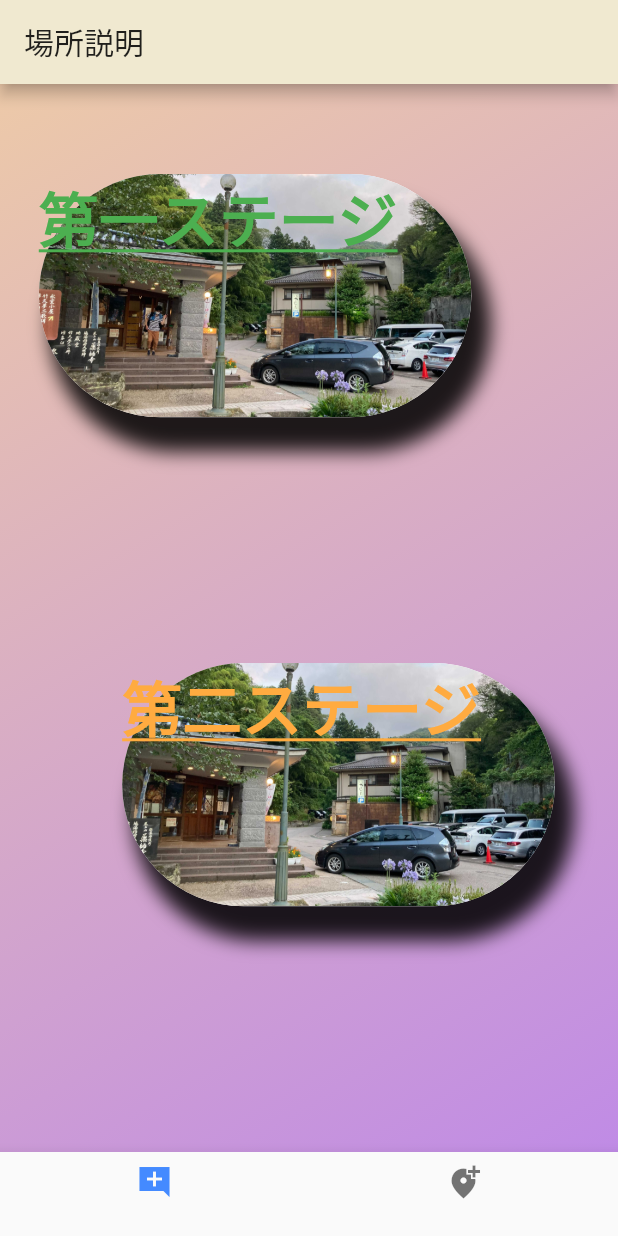
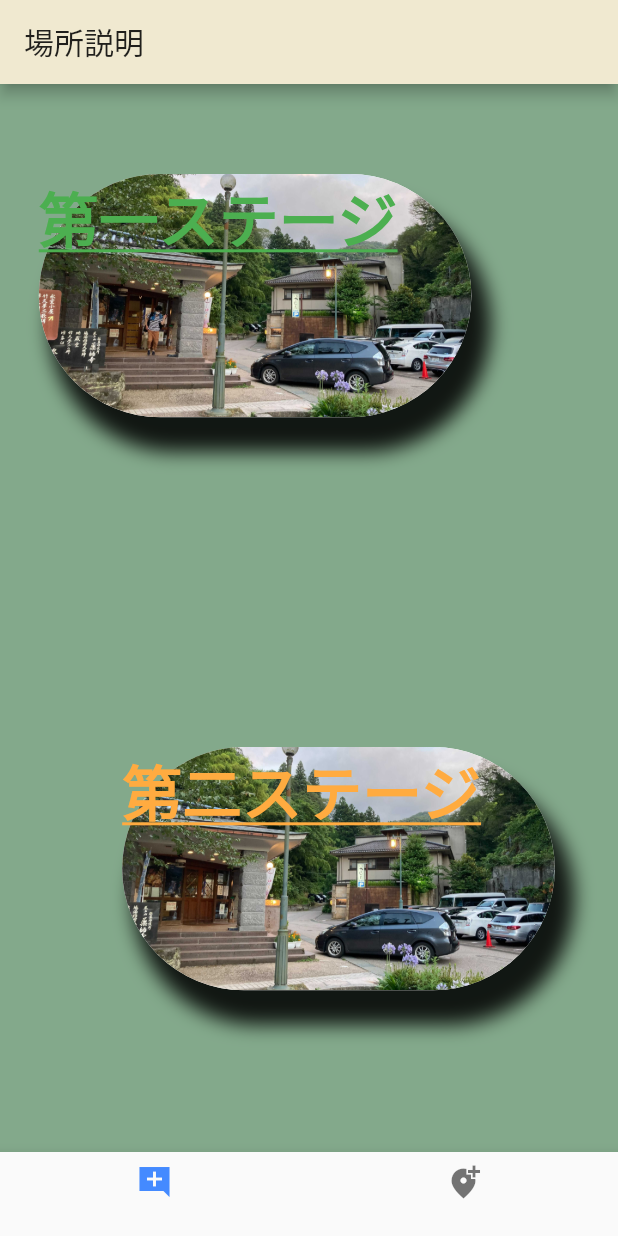
Before and after one commit to tourist-project/yuwaku_proto_flutter, a Flutter app: the screen it shows after launch, on a phone screen of 412 x 824 dp. Run offline on Flutter 3.47's test engine with Material 2 defaults, Android fonts, the phone set to English and light mode, and no system bars; our stand-ins replace geolocator, image_picker, simple_animations; missing offline and left inert: angles, touchable.

Commit message:
:sparkles:背景色の変化

```diff
--- a/lib/bottom_tab.dart
+++ b/lib/bottom_tab.dart
@@ -1,6 +1,7 @@
 import 'package:flutter/material.dart';
 import 'map_page.dart';
 import 'some_explain.dart';
+
 
 class BottomTabPage extends StatefulWidget {
   @override
--- a/lib/some_explain.dart
+++ b/lib/some_explain.dart
@@ -2,49 +2,41 @@ import 'package:flutter/material.dart';
 import 'dart:async';
 import 'dart:ui' as ui;
 import 'package:http/http.dart' as http;
-import 'package:simple_animations/simple_animations.dart';
 import 'package:yuwaku_proto/map_page.dart';
 import 'dart:math';
-
+import 'package:flutter/animation.dart';
 
 
 class Explain extends StatefulWidget{
-
   _Explain createState() => _Explain();
-
 }
-
 
 class _Explain extends State<Explain> with TickerProviderStateMixin{
 
   final String title = "場所説明";
 
-  // AnimationController _controller;
-  // Animation<Color> _color;
-  //
-  // @override
-  // void initState() {
-  //   super.initState();
-  //   /// 繰り返し
-  //   _controller = AnimationController(
-  //     duration: Duration(milliseconds: 300),
-  //     vsync: this, )
-  //     ..repeat(reverse: true,);
-  //
-  //   _color = ColorTween(
-  //     begin: Colors.red,
-  //     end: Colors.orange,).animate(_controller);
-  // }
+  // アニメーションのコントローラー
+  var _controller;
+  var _color;
 
- //
- //
- //
- // @override
- // void dispose() {
- //   _controller.dispose();
- //   super.dispose();
- // }
+  // 初期化
+  @override
+  void initState() {
+    super.initState();
+    _controller = AnimationController(
+      duration: Duration(seconds: 5),
+      vsync: this,
+    )..repeat(reverse: true);
 
+    _color = ColorTween(begin: Colors.blue, end: Colors.amber).animate(_controller);
+  }
+
+  // 不要になったWidgetの削除
+  @override
+  void dispose() {
+    _controller.dispose();
+    super.dispose();
+  }
 
 
   @override
@@ -54,7 +46,6 @@ class _Explain extends State<Explain> with TickerProviderStateMixin{
     final double deviceHeight = MediaQuery.of(context).size.height;
     final double deviceWidth = MediaQuery.of(context).size.width;
 
-
     return new Scaffold(
       appBar: AppBar(
         title: Text(title,style: TextStyle(color: Colors.black87)),
@@ -63,33 +54,24 @@ class _Explain extends State<Explain> with TickerProviderStateMixin{
       body: Container(
         width: deviceWidth,
         height: deviceHeight,
+        child: Column(
+          children: <Widget>[
+            AnimatedBuilder(
 
+                animation: _controller,
+                builder: (context, _){
+                  return Container(
+                    decoration: BoxDecoration(color: _color.value),
 
-        decoration: BoxDecoration(
-          gradient: LinearGradient(
-            begin: FractionalOffset.topLeft,
-            end: FractionalOffset.bottomRight,
-
-            colors: [
-              const Color(0xffe4a972).withOpacity(0.6),
-              const Color(0xff9941d8).withOpacity(0.6),
-
-            ],
-          ),
-        ),
-
-
-
-        child: Container(
+                    child: Column(
+                      children: <Widget>[
+                        Container(
                           height: deviceHeight,
-
                           child: Column(
                             children: <Widget>[
                               Align(
                                 alignment: Alignment(-0.8, 0.5),
-
                                 child: GestureDetector(
-
                                   onTap: (){
                                     Navigator.pushNamed(context, '/plane_explain');
                                   },
@@ -111,12 +93,10 @@ class _Explain extends State<Explain> with TickerProviderStateMixin{
                                     ),
                                     child: Stack(
                                       children: <Widget>[
-
                                         ClipRRect(
                                           borderRadius: BorderRadius.circular(100),
                                           child: Image.asset('assets/images/KeigoSirayu.png'),
                                         ),
-
                                         Text('第一ステージ',
                                             style:TextStyle(fontSize: 40,fontWeight: FontWeight.bold,
                                                 decoration: TextDecoration.underline,color: Colors.green)
@@ -125,9 +105,6 @@ class _Explain extends State<Explain> with TickerProviderStateMixin{
                                     ),
                                   ),
                                 ),
-
-
-
                               ),
                               Spacer(),
 
@@ -150,15 +127,11 @@ class _Explain extends State<Explain> with TickerProviderStateMixin{
                                     ],
                                   ),
 
-                    //　ここでInkWell使ってみる
-
                                   child: Stack(
-
                                     children: <Widget>[
 
                                       ClipRRect(
                                         borderRadius: BorderRadius.circular(100),
-
                                         child: Image.asset('assets/images/NotKeigoSirayu.png'),
                                       ),
 
@@ -172,11 +145,15 @@ class _Explain extends State<Explain> with TickerProviderStateMixin{
                               Spacer(),
                             ],
                           ),
-
                         ),
-
+                      ],
                     ),
                   );
-
+                  },
+            ),
+          ],
+        ),
+      ),
+    );
   }
 }
```
Lines whose indentation alone changed are shown as unchanged.
